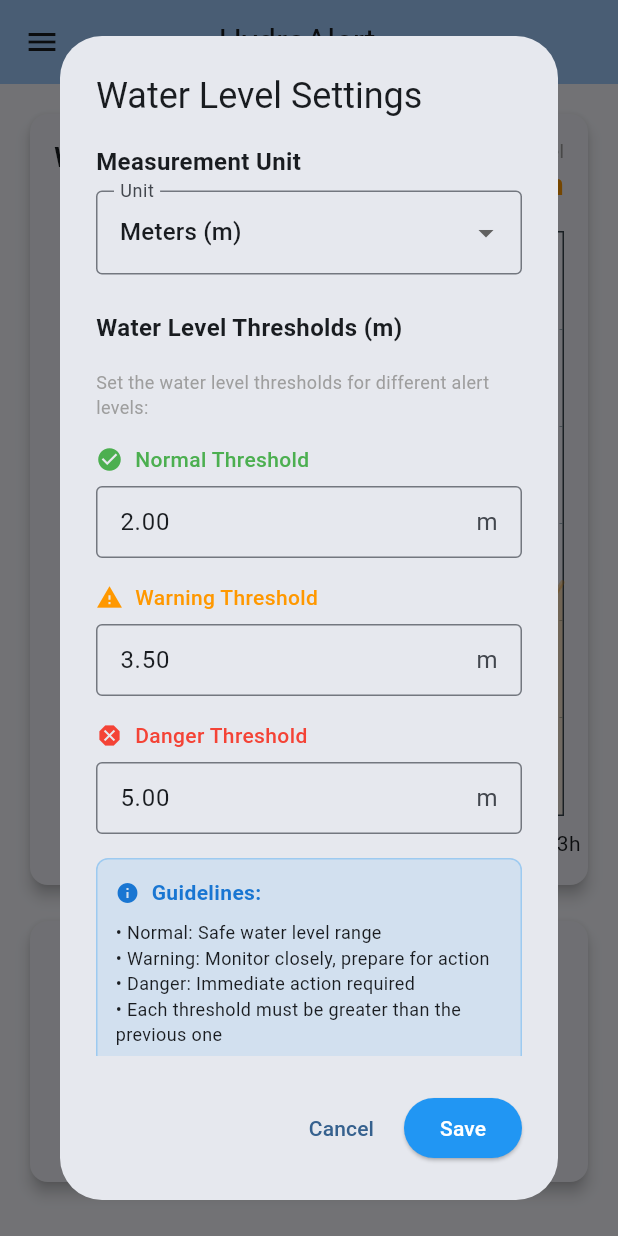
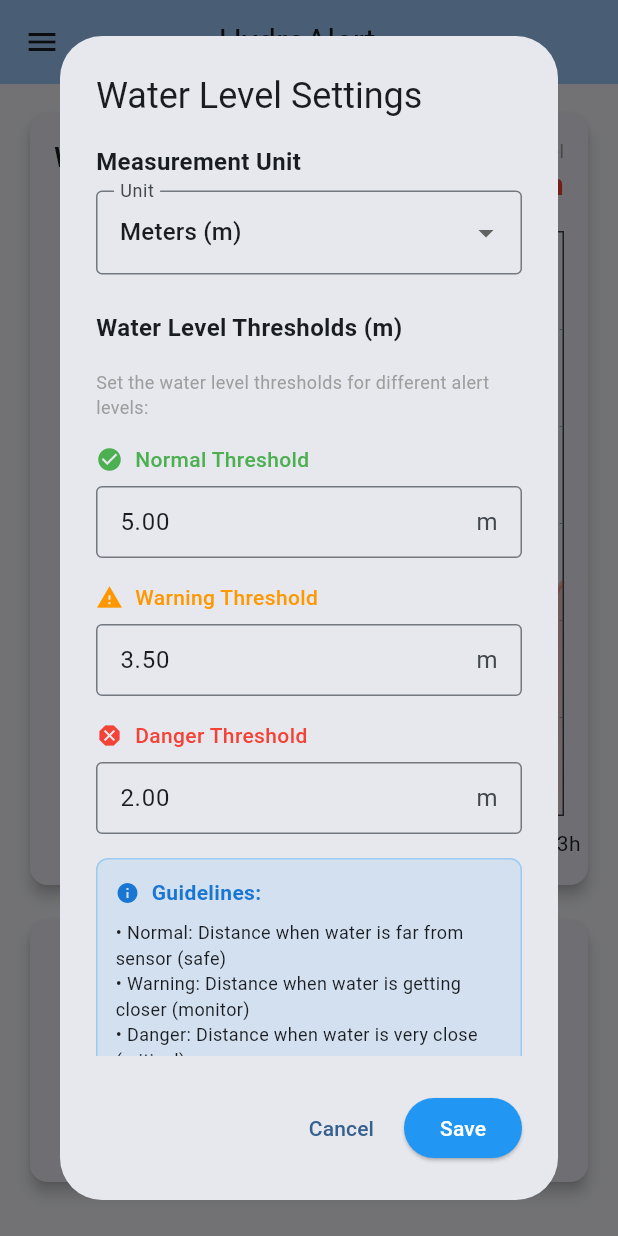
Before and after one commit to AlienWolfX/HydroAlert, a Flutter app: the screen it shows after launch, in the side drawer, after a tap on "Settings", on a phone screen of 412 x 824 dp. Run offline on Flutter 3.47's test engine with Material 3 defaults, Android fonts, the phone set to English and light mode, and no system bars; drawn by our look-alikes of fl_chart; our stand-ins replace flutter_local_notifications, shared_preferences; missing offline and left inert: network_info_plus.

Commit message:
feat: Update water level thresholds and validation logic for descending order; add centimeters unit support

```diff
--- a/lib/main.dart
+++ b/lib/main.dart
@@ -52,9 +52,12 @@ class _WaterLevelMonitorState extends State<WaterLevelMonitor> {
       FlutterLocalNotificationsPlugin();
 
   // Water level thresholds - now mutable (stored in meters internally)
-  double normalThreshold = 2.0;
-  double warningThreshold = 3.5;
-  double dangerThreshold = 5.0;
+  // Note: These work in descending order - lower values mean higher water levels (closer to sensor)
+  double normalThreshold = 5.0; // Above this distance = normal (water is far)
+  double warningThreshold =
+      3.5; // Above this distance = warning (water getting closer)
+  double dangerThreshold =
+      2.0; // Below this distance = danger (water is very close)
 
   // Current display unit
   WaterLevelUnit currentUnit = WaterLevelUnit.meters;
@@ -75,9 +78,9 @@ class _WaterLevelMonitorState extends State<WaterLevelMonitor> {
   Future<void> _loadThresholds() async {
     final prefs = await SharedPreferences.getInstance();
     setState(() {
-      normalThreshold = prefs.getDouble('normalThreshold') ?? 2.0;
+      normalThreshold = prefs.getDouble('normalThreshold') ?? 5.0;
       warningThreshold = prefs.getDouble('warningThreshold') ?? 3.5;
-      dangerThreshold = prefs.getDouble('dangerThreshold') ?? 5.0;
+      dangerThreshold = prefs.getDouble('dangerThreshold') ?? 2.0;
 
       // Load unit preference
       final unitIndex = prefs.getInt('waterLevelUnit') ?? 0;
@@ -264,12 +267,13 @@ class _WaterLevelMonitorState extends State<WaterLevelMonitor> {
   */
 
   WaterLevelStatus _getWaterLevelStatus() {
-    if (currentWaterLevel <= normalThreshold) {
-      return WaterLevelStatus.normal;
-    } else if (currentWaterLevel <= warningThreshold) {
-      return WaterLevelStatus.warning;
+    // Descending order logic: lower distance = higher water level = more dangerous
+    if (currentWaterLevel >= normalThreshold) {
+      return WaterLevelStatus.normal; // Far from sensor = normal
+    } else if (currentWaterLevel >= warningThreshold) {
+      return WaterLevelStatus.warning; // Getting closer = warning
     } else {
-      return WaterLevelStatus.danger;
+      return WaterLevelStatus.danger; // Very close = danger
     }
   }
 
--- a/lib/models/water_level_unit.dart
+++ b/lib/models/water_level_unit.dart
@@ -1,5 +1,6 @@
 enum WaterLevelUnit {
   meters('m', 'Meters', 1.0),
+  centimeters('cm', 'Centimeters', 100.0),
   feet('ft', 'Feet', 3.28084),
   inches('in', 'Inches', 39.3701);
 
@@ -7,23 +8,22 @@ enum WaterLevelUnit {
 
   final String symbol;
   final String displayName;
-  final double conversionFactor; // Conversion factor from meters
+  final double conversionFactor;
 
-  // Convert from meters to this unit
   double fromMeters(double meters) {
     return meters * conversionFactor;
   }
 
-  // Convert from this unit to meters
   double toMeters(double value) {
     return value / conversionFactor;
   }
 
-  // Format value with appropriate decimal places
   String formatValue(double value) {
     switch (this) {
       case WaterLevelUnit.meters:
         return value.toStringAsFixed(2);
+      case WaterLevelUnit.centimeters:
+        return value.toStringAsFixed(0);
       case WaterLevelUnit.feet:
         return value.toStringAsFixed(1);
       case WaterLevelUnit.inches:
@@ -31,11 +31,12 @@ enum WaterLevelUnit {
     }
   }
 
-  // Get appropriate interval for chart axis (in meters, for internal chart calculation)
   double getChartInterval() {
     switch (this) {
       case WaterLevelUnit.meters:
         return 1.0; // 1 meter intervals
+      case WaterLevelUnit.centimeters:
+        return 0.5; // 50 cm intervals (0.5 meters)
       case WaterLevelUnit.feet:
         return 0.6096; // 2 feet intervals (2 * 0.3048)
       case WaterLevelUnit.inches:
@@ -48,6 +49,8 @@ enum WaterLevelUnit {
     switch (this) {
       case WaterLevelUnit.meters:
         return 6.0;
+      case WaterLevelUnit.centimeters:
+        return 600.0; // 600 cm = 6 meters
       case WaterLevelUnit.feet:
         return 20.0;
       case WaterLevelUnit.inches:
@@ -60,6 +63,8 @@ enum WaterLevelUnit {
     switch (this) {
       case WaterLevelUnit.meters:
         return 1.0; // Every 1 meter
+      case WaterLevelUnit.centimeters:
+        return 50.0; // Every 50 cm
       case WaterLevelUnit.feet:
         return 2.0; // Every 2 feet
       case WaterLevelUnit.inches:
--- a/lib/widgets/settings_dialog.dart
+++ b/lib/widgets/settings_dialog.dart
@@ -122,12 +122,12 @@ class _HydroAlertSettingsDialogState extends State<HydroAlertSettingsDialog> {
         double.parse(_dangerController.text),
       );
 
-      // Additional validation for logical order
-      if (warningValue <= normalValue) {
+      // Additional validation for logical order (descending: Normal > Warning > Danger)
+      if (normalValue <= warningValue) {
         ScaffoldMessenger.of(context).showSnackBar(
           SnackBar(
             content: Text(
-              'Warning threshold must be greater than normal threshold (${_selectedUnit.formatValue(_selectedUnit.fromMeters(normalValue))} ${_selectedUnit.symbol})',
+              'Normal threshold must be greater than warning threshold (${_selectedUnit.formatValue(_selectedUnit.fromMeters(warningValue))} ${_selectedUnit.symbol})',
             ),
             backgroundColor: Colors.orange,
           ),
@@ -135,11 +135,11 @@ class _HydroAlertSettingsDialogState extends State<HydroAlertSettingsDialog> {
         return;
       }
 
-      if (dangerValue <= warningValue) {
+      if (warningValue <= dangerValue) {
         ScaffoldMessenger.of(context).showSnackBar(
           SnackBar(
             content: Text(
-              'Danger threshold must be greater than warning threshold (${_selectedUnit.formatValue(_selectedUnit.fromMeters(warningValue))} ${_selectedUnit.symbol})',
+              'Warning threshold must be greater than danger threshold (${_selectedUnit.formatValue(_selectedUnit.fromMeters(dangerValue))} ${_selectedUnit.symbol})',
             ),
             backgroundColor: Colors.red,
           ),
@@ -237,7 +237,7 @@ class _HydroAlertSettingsDialogState extends State<HydroAlertSettingsDialog> {
                 _normalController,
                 Icons.check_circle,
                 Colors.green,
-                'Maximum level for normal status',
+                'Distance above which water level is normal (far from sensor)',
                 (value) => _validateThreshold(value, 'Normal threshold'),
               ),
 
@@ -248,11 +248,11 @@ class _HydroAlertSettingsDialogState extends State<HydroAlertSettingsDialog> {
                 _warningController,
                 Icons.warning,
                 Colors.orange,
-                'Level at which warnings are triggered',
+                'Distance below normal but above danger (water getting closer)',
                 (value) => _validateThreshold(
                   value,
                   'Warning threshold',
-                  minValue: double.tryParse(_normalController.text),
+                  maxValue: double.tryParse(_normalController.text),
                 ),
               ),
 
@@ -263,11 +263,11 @@ class _HydroAlertSettingsDialogState extends State<HydroAlertSettingsDialog> {
                 _dangerController,
                 Icons.dangerous,
                 Colors.red,
-                'Critical level requiring immediate action',
+                'Distance below which water is critical (very close to sensor)',
                 (value) => _validateThreshold(
                   value,
                   'Danger threshold',
-                  minValue: double.tryParse(_warningController.text),
+                  maxValue: double.tryParse(_warningController.text),
                 ),
               ),
 
@@ -298,10 +298,10 @@ class _HydroAlertSettingsDialogState extends State<HydroAlertSettingsDialog> {
                     ),
                     const SizedBox(height: 8),
                     const Text(
-                      '• Normal: Safe water level range\n'
-                      '• Warning: Monitor closely, prepare for action\n'
-                      '• Danger: Immediate action required\n'
-                      '• Each threshold must be greater than the previous one',
+                      '• Normal: Distance when water is far from sensor (safe)\n'
+                      '• Warning: Distance when water is getting closer (monitor)\n'
+                      '• Danger: Distance when water is very close (critical)\n'
+                      '• Normal > Warning > Danger (descending distance order)',
                       style: TextStyle(fontSize: 12),
                     ),
                   ],
--- a/lib/widgets/water_level_trend.dart
+++ b/lib/widgets/water_level_trend.dart
@@ -181,6 +181,9 @@ class WaterLevelTrend extends StatelessWidget {
       case WaterLevelUnit.meters:
         // Show every meter (0, 1, 2, 3, 4, 5, 6)
         return (valueInMeters % 1.0).abs() < 0.1;
+      case WaterLevelUnit.centimeters:
+        // Show every 50 cm worth in meters (every 0.5m)
+        return (valueInMeters % 0.5).abs() < 0.05;
       case WaterLevelUnit.feet:
         // Show every 2 feet worth in meters (every 0.6096m)
         return ((valueInMeters / 0.6096).round() * 0.6096 - valueInMeters)
@@ -201,6 +204,10 @@ class WaterLevelTrend extends StatelessWidget {
     switch (unit) {
       case WaterLevelUnit.meters:
         return valueInMeters.toInt().toString();
+      case WaterLevelUnit.centimeters:
+        // Round to nearest 50 cm
+        final cmValue = ((displayValue / 50).round() * 50).toInt();
+        return cmValue.toString();
       case WaterLevelUnit.feet:
         // Round to nearest 2 feet
         final feetValue = ((displayValue / 2).round() * 2).toInt();
```
